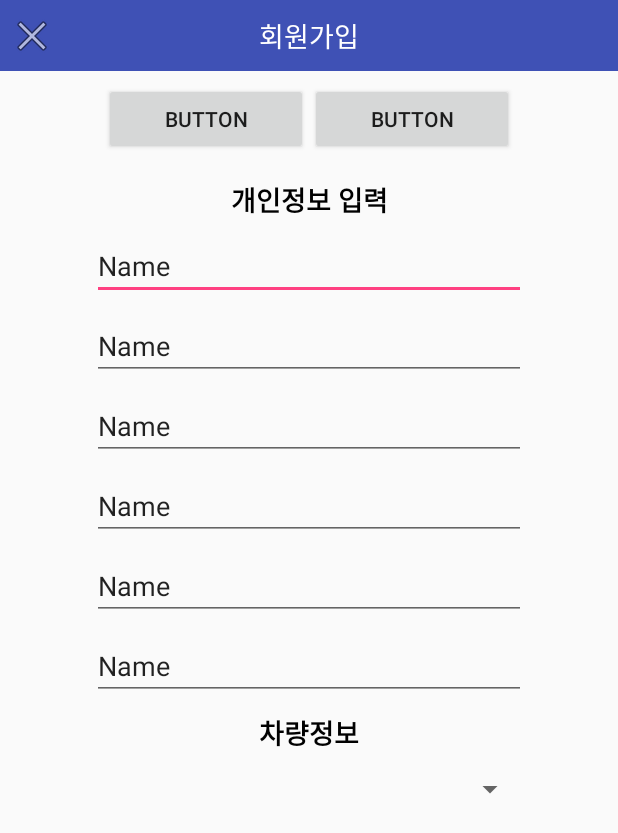
After one commit to yjs8237/skyban_android, an Android app: the RegisterActivity screen opened directly, with no data from a screen before it, on a phone screen of 412 x 824 dp. The commit adds this screen. Shown: the top 833 px of the screen. Run offline under Robolectric (Android 15) with nearby library versions, the phone set to English and light mode, and no system bars.

Commit message:
add activity ui

```diff
--- a/app/build.gradle
+++ b/app/build.gradle
@@ -31,4 +31,5 @@ dependencies {
     testImplementation 'junit:junit:4.12'
     androidTestImplementation 'com.android.support.test:runner:1.0.2'
     androidTestImplementation 'com.android.support.test.espresso:espresso-core:3.0.2'
+    implementation 'com.android.support:design:26.1.0'
 }
--- a/app/src/main/java/com/nycompany/skyban/LoginActivity.kt
+++ b/app/src/main/java/com/nycompany/skyban/LoginActivity.kt
@@ -12,8 +12,11 @@ class LoginActivity : AppCompatActivity() {
         setContentView(R.layout.activity_login)
 
         loginBtn.setOnClickListener{
+
+        }
+
+        regBtn.setOnClickListener{
             startActivity(Intent().setClass(this, termsActivity::class.java))
-            finish()
         }
     }
 }
--- /dev/null
+++ b/app/src/main/java/com/nycompany/skyban/RegisterActivity.kt
@@ -0,0 +1,12 @@
+package com.nycompany.skyban
+
+import android.support.v7.app.AppCompatActivity
+import android.os.Bundle
+
+class RegisterActivity : AppCompatActivity() {
+
+    override fun onCreate(savedInstanceState: Bundle?) {
+        super.onCreate(savedInstanceState)
+        setContentView(R.layout.activity_register)
+    }
+}
--- a/app/src/main/java/com/nycompany/skyban/termsActivity.kt
+++ b/app/src/main/java/com/nycompany/skyban/termsActivity.kt
@@ -1,5 +1,6 @@
 package com.nycompany.skyban
 
+import android.content.Intent
 import android.support.v7.app.AppCompatActivity
 import android.os.Bundle
 import kotlinx.android.synthetic.main.activity_terms.*
@@ -15,7 +16,8 @@ class termsActivity : AppCompatActivity() {
         }
 
         agrrBtn.setOnClickListener{
-
+            startActivity(Intent().setClass(this, RegisterActivity::class.java))
+            finish()
         }
     }
 }
--- /dev/null
+++ b/app/src/main/res/layout/activity_register.xml
@@ -0,0 +1,217 @@
+<?xml version="1.0" encoding="utf-8"?>
+<android.support.constraint.ConstraintLayout
+    xmlns:android="http://schemas.android.com/apk/res/android"
+    xmlns:app="http://schemas.android.com/apk/res-auto"
+    xmlns:tools="http://schemas.android.com/tools"
+    android:layout_width="match_parent"
+    android:layout_height="match_parent"
+    tools:context=".RegisterActivity">
+
+    <android.support.constraint.ConstraintLayout
+        android:id="@+id/constraintLayout"
+        android:layout_width="0dp"
+        android:layout_height="wrap_content"
+        android:background="@color/colorPrimary"
+        app:layout_constraintEnd_toEndOf="parent"
+        app:layout_constraintHorizontal_bias="0.0"
+        app:layout_constraintStart_toStartOf="parent"
+        app:layout_constraintTop_toTopOf="parent">
+
+        <TextView
+            android:layout_width="wrap_content"
+            android:layout_height="wrap_content"
+            android:layout_marginBottom="10dp"
+            android:layout_marginTop="10dp"
+            android:text="회원가입"
+            android:textColor="@android:color/background_light"
+            android:textSize="18sp"
+            app:layout_constraintBottom_toBottomOf="parent"
+            app:layout_constraintEnd_toEndOf="parent"
+            app:layout_constraintHorizontal_bias="0.5"
+            app:layout_constraintStart_toStartOf="parent"
+            app:layout_constraintTop_toTopOf="parent"
+            />
+
+        <ImageView
+            android:id="@+id/cancelBtn"
+            android:layout_width="wrap_content"
+            android:layout_height="wrap_content"
+            android:layout_marginStart="5dp"
+            app:layout_constraintBottom_toBottomOf="parent"
+            app:layout_constraintStart_toStartOf="parent"
+            app:layout_constraintTop_toTopOf="parent"
+            app:srcCompat="@android:drawable/ic_menu_close_clear_cancel"/>
+    </android.support.constraint.ConstraintLayout>
+
+    <Button
+        android:id="@+id/button7"
+        android:layout_width="136dp"
+        android:layout_height="wrap_content"
+        android:layout_marginTop="8dp"
+        android:text="Button"
+        app:layout_constraintStart_toEndOf="@+id/divider3"
+        app:layout_constraintTop_toBottomOf="@+id/constraintLayout"/>
+
+    <Button
+        android:id="@+id/button8"
+        android:layout_width="136dp"
+        android:layout_height="wrap_content"
+        android:layout_marginTop="8dp"
+        android:text="Button"
+        app:layout_constraintEnd_toStartOf="@+id/divider3"
+        app:layout_constraintTop_toBottomOf="@+id/constraintLayout"/>
+
+    <ScrollView
+        android:layout_width="0dp"
+        android:layout_height="0dp"
+        android:layout_marginTop="8dp"
+        app:layout_constraintBottom_toBottomOf="@+id/divider3"
+        app:layout_constraintEnd_toEndOf="parent"
+        app:layout_constraintHorizontal_bias="0.0"
+        app:layout_constraintStart_toStartOf="parent"
+        app:layout_constraintTop_toBottomOf="@+id/button8">
+
+        <LinearLayout
+            android:layout_width="match_parent"
+            android:layout_height="wrap_content"
+            android:orientation="vertical">
+
+            <android.support.constraint.ConstraintLayout
+                android:layout_width="match_parent"
+                android:layout_height="wrap_content">
+
+                <TextView
+                    android:id="@+id/textView7"
+                    android:layout_width="wrap_content"
+                    android:layout_height="wrap_content"
+                    android:layout_marginTop="8dp"
+                    android:text="개인정보 입력"
+                    android:textColor="@android:color/black"
+                    android:textSize="18sp"
+                    android:textStyle="bold"
+                    app:layout_constraintEnd_toEndOf="parent"
+                    app:layout_constraintHorizontal_bias="0.5"
+                    app:layout_constraintStart_toStartOf="parent"
+                    app:layout_constraintTop_toTopOf="parent"/>
+
+                <EditText
+                    android:id="@+id/editText7"
+                    android:layout_width="289dp"
+                    android:layout_height="wrap_content"
+                    android:layout_marginTop="8dp"
+                    android:ems="10"
+                    android:inputType="textPersonName"
+                    android:text="Name"
+                    app:layout_constraintEnd_toEndOf="parent"
+                    app:layout_constraintStart_toStartOf="parent"
+                    app:layout_constraintTop_toBottomOf="@+id/textView7"/>
+
+                <EditText
+                    android:id="@+id/editText6"
+                    android:layout_width="289dp"
+                    android:layout_height="wrap_content"
+                    android:layout_marginTop="8dp"
+                    android:ems="10"
+                    android:inputType="textPersonName"
+                    android:text="Name"
+                    app:layout_constraintEnd_toEndOf="parent"
+                    app:layout_constraintStart_toStartOf="parent"
+                    app:layout_constraintTop_toBottomOf="@+id/editText7"/>
+
+                <EditText
+                    android:id="@+id/editText8"
+                    android:layout_width="289dp"
+                    android:layout_height="wrap_content"
+                    android:layout_marginTop="8dp"
+                    android:ems="10"
+                    android:inputType="textPersonName"
+                    android:text="Name"
+                    app:layout_constraintEnd_toEndOf="parent"
+                    app:layout_constraintStart_toStartOf="parent"
+                    app:layout_constraintTop_toBottomOf="@+id/editText6"/>
+
+                <EditText
+                    android:id="@+id/editText9"
+                    android:layout_width="289dp"
+                    android:layout_height="wrap_content"
+                    android:layout_marginTop="8dp"
+                    android:ems="10"
+                    android:inputType="textPersonName"
+                    android:text="Name"
+                    app:layout_constraintEnd_toEndOf="parent"
+                    app:layout_constraintStart_toStartOf="parent"
+                    app:layout_constraintTop_toBottomOf="@+id/editText8"/>
+
+                <EditText
+                    android:id="@+id/editText10"
+                    android:layout_width="289dp"
+                    android:layout_height="wrap_content"
+                    android:layout_marginTop="8dp"
+                    android:ems="10"
+                    android:inputType="textPersonName"
+                    android:text="Name"
+                    app:layout_constraintEnd_toEndOf="parent"
+                    app:layout_constraintStart_toStartOf="parent"
+                    app:layout_constraintTop_toBottomOf="@+id/editText9"/>
+
+                <EditText
+                    android:id="@+id/editText11"
+                    android:layout_width="289dp"
+                    android:layout_height="wrap_content"
+                    android:layout_marginTop="8dp"
+                    android:ems="10"
+                    android:inputType="textPersonName"
+                    android:text="Name"
+                    app:layout_constraintEnd_toEndOf="parent"
+                    app:layout_constraintStart_toStartOf="parent"
+                    app:layout_constraintTop_toBottomOf="@+id/editText10"/>
+
+            </android.support.constraint.ConstraintLayout>
+
+            <android.support.constraint.ConstraintLayout
+                android:layout_width="match_parent"
+                android:layout_height="wrap_content">
+
+                <TextView
+                    android:id="@+id/textView"
+                    android:layout_width="wrap_content"
+                    android:layout_height="wrap_content"
+                    android:layout_marginTop="8dp"
+                    android:text="차량정보"
+                    android:textColor="@android:color/black"
+                    android:textSize="18sp"
+                    android:textStyle="bold"
+                    app:layout_constraintEnd_toEndOf="parent"
+                    app:layout_constraintHorizontal_bias="0.5"
+                    app:layout_constraintStart_toStartOf="parent"
+                    app:layout_constraintTop_toTopOf="parent"/>
+
+                <Spinner
+                    android:id="@+id/spinner2"
+                    android:layout_width="289dp"
+                    android:layout_height="32dp"
+                    android:layout_marginTop="8dp"
+                    app:layout_constraintEnd_toEndOf="parent"
+                    app:layout_constraintHorizontal_bias="0.5"
+                    app:layout_constraintStart_toStartOf="parent"
+                    app:layout_constraintTop_toBottomOf="@+id/textView"/>
+
+
+            </android.support.constraint.ConstraintLayout>
+
+        </LinearLayout>
+    </ScrollView>
+
+    <View
+        android:id="@+id/divider3"
+        android:layout_width="1dp"
+        android:layout_height="0dp"
+        android:background="?android:attr/listDivider"
+        android:visibility="invisible"
+        app:layout_constraintBottom_toBottomOf="parent"
+        app:layout_constraintEnd_toEndOf="parent"
+        app:layout_constraintHorizontal_bias="0.5"
+        app:layout_constraintStart_toStartOf="parent"
+        app:layout_constraintTop_toTopOf="parent"/>
+
+</android.support.constraint.ConstraintLayout>
--- a/app/src/main/res/layout/activity_terms.xml
+++ b/app/src/main/res/layout/activity_terms.xml
@@ -37,7 +37,7 @@
             android:layout_height="wrap_content"
             android:layout_marginBottom="10dp"
             android:layout_marginTop="10dp"
-            android:text="TextView"
+            android:text="이용약관"
             android:textColor="@android:color/background_light"
             android:textSize="18sp"
             app:layout_constraintBottom_toBottomOf="parent"
```
Also changed, not shown: app/src/main/AndroidManifest.xml (+9 -7 lines).
